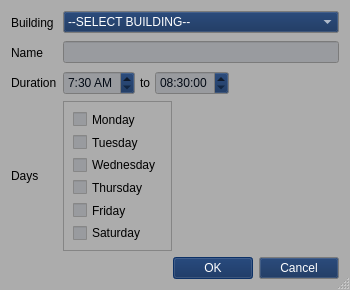
This is 370-project/createclass.ui in rochanehurst/CS370-Team3 as Qt 5 draws it before an edit. The edited form follows.
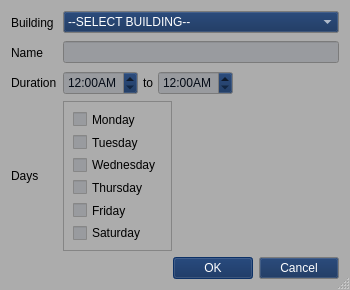
This is the edited form. Icons and pictures are not drawn.

```diff
--- a/370-project/createclass.ui
+++ b/370-project/createclass.ui
@@ -705,8 +705,8 @@
        </property>
        <property name="dateTime">
         <datetime>
-         <hour>7</hour>
-         <minute>30</minute>
+         <hour>0</hour>
+         <minute>0</minute>
          <second>0</second>
          <year>2000</year>
          <month>1</month>
@@ -715,9 +715,9 @@
        </property>
        <property name="maximumDateTime">
         <datetime>
-         <hour>21</hour>
-         <minute>0</minute>
-         <second>0</second>
+         <hour>23</hour>
+         <minute>59</minute>
+         <second>59</second>
          <year>2000</year>
          <month>1</month>
          <day>1</day>
@@ -725,8 +725,8 @@
        </property>
        <property name="minimumDateTime">
         <datetime>
-         <hour>7</hour>
-         <minute>30</minute>
+         <hour>0</hour>
+         <minute>0</minute>
          <second>0</second>
          <year>2000</year>
          <month>1</month>
@@ -749,25 +749,25 @@
        </property>
        <property name="maximumTime">
         <time>
-         <hour>21</hour>
-         <minute>0</minute>
-         <second>0</second>
+         <hour>23</hour>
+         <minute>59</minute>
+         <second>59</second>
         </time>
        </property>
        <property name="minimumTime">
         <time>
-         <hour>7</hour>
-         <minute>30</minute>
+         <hour>0</hour>
+         <minute>0</minute>
          <second>0</second>
         </time>
        </property>
        <property name="displayFormat">
-        <string>h:mm AP</string>
+        <string>h:mmA</string>
        </property>
        <property name="time">
         <time>
-         <hour>7</hour>
-         <minute>30</minute>
+         <hour>0</hour>
+         <minute>0</minute>
          <second>0</second>
         </time>
        </property>
@@ -832,18 +832,18 @@
        </property>
        <property name="maximumDateTime">
         <datetime>
-         <hour>22</hour>
+         <hour>0</hour>
          <minute>0</minute>
          <second>0</second>
          <year>2000</year>
-         <month>3</month>
+         <month>1</month>
          <day>1</day>
         </datetime>
        </property>
        <property name="minimumDateTime">
         <datetime>
-         <hour>8</hour>
-         <minute>30</minute>
+         <hour>0</hour>
+         <minute>0</minute>
          <second>0</second>
          <year>2000</year>
          <month>1</month>
@@ -853,7 +853,7 @@
        <property name="maximumDate">
         <date>
          <year>2000</year>
-         <month>3</month>
+         <month>1</month>
          <day>1</day>
         </date>
        </property>
@@ -866,22 +866,25 @@
        </property>
        <property name="maximumTime">
         <time>
-         <hour>22</hour>
+         <hour>0</hour>
          <minute>0</minute>
          <second>0</second>
         </time>
        </property>
        <property name="minimumTime">
         <time>
-         <hour>8</hour>
-         <minute>30</minute>
+         <hour>0</hour>
+         <minute>0</minute>
          <second>0</second>
         </time>
        </property>
+       <property name="displayFormat">
+        <string>h:mmA</string>
+       </property>
        <property name="time">
         <time>
-         <hour>8</hour>
-         <minute>30</minute>
+         <hour>0</hour>
+         <minute>0</minute>
          <second>0</second>
         </time>
        </property>
```
